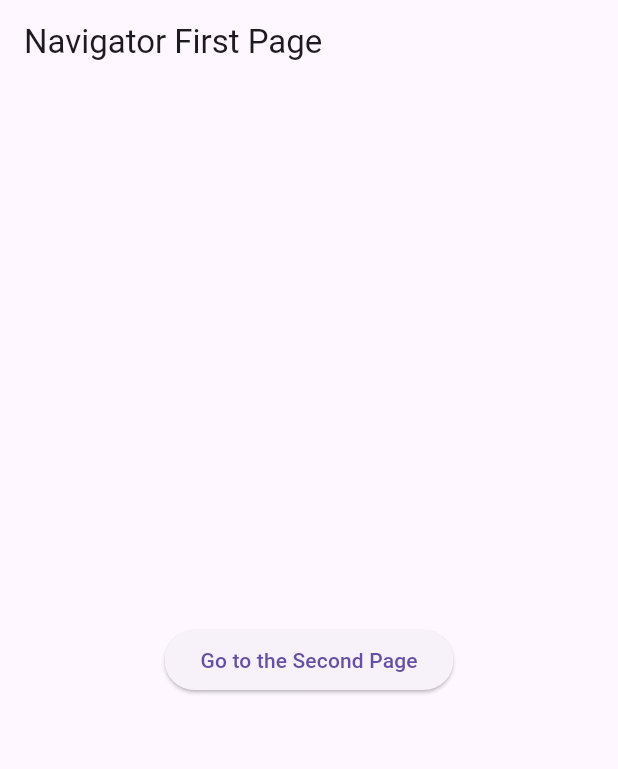
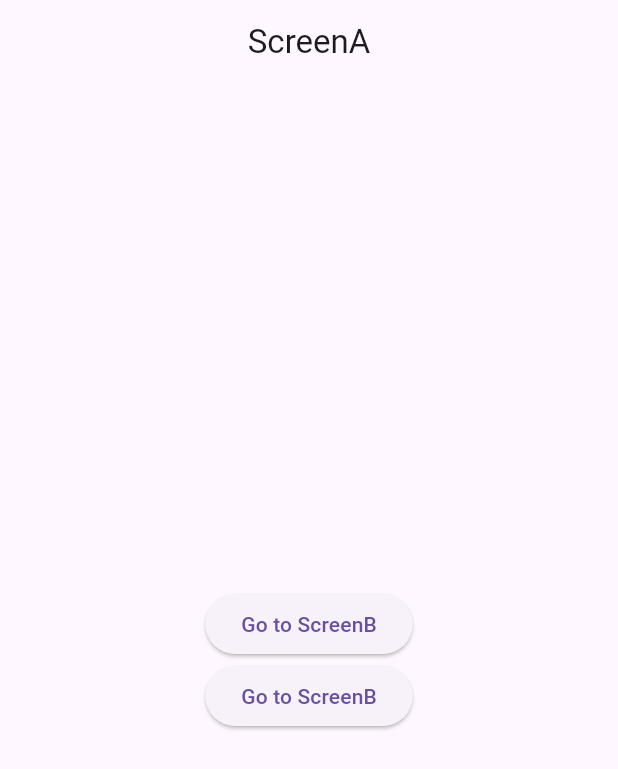
Before and after one commit to dw0124/Flutter_Study, a Flutter app: the screen it shows after launch, on a phone screen of 412 x 824 dp. Shown: the top 769 px of the screen. Run offline on Flutter 3.47's test engine with Material 3 defaults, Android fonts, the phone set to English and light mode, and no system bars; our stand-ins replace fluttertoast.

Commit message:
Navigator와 pushNamed를 사용한 화면 전환

```diff
--- /dev/null
+++ b/lib/Navigator/ScreenA.dart
@@ -0,0 +1,34 @@
+import 'package:flutter/material.dart';
+
+class ScreenA extends StatelessWidget {
+  const ScreenA({super.key});
+
+  @override
+  Widget build(BuildContext context) {
+    return Scaffold(
+      appBar: AppBar(
+        title: Text('ScreenA'),
+        centerTitle: true,
+      ),
+      body: Center(
+          child: Column(
+            mainAxisAlignment: MainAxisAlignment.center,
+            children: [
+              ElevatedButton(
+                child: Text('Go to ScreenB'),
+                onPressed: () {
+                  Navigator.pushNamed(context, '/b');
+                },
+              ),
+              ElevatedButton(
+                child: Text('Go to ScreenB'),
+                onPressed: () {
+                  Navigator.pushNamed(context, '/c');
+                },
+              ),
+            ],
+          )
+      ),
+    );
+  }
+}
--- /dev/null
+++ b/lib/Navigator/ScreenB.dart
@@ -0,0 +1,17 @@
+import 'package:flutter/material.dart';
+
+class ScreenB extends StatelessWidget {
+  const ScreenB({super.key});
+
+  @override
+  Widget build(BuildContext context) {
+    return Scaffold(
+      appBar: AppBar(
+        title: Text('ScreenB'),
+      ),
+      body: Center(
+        child: Text('ScreenB'),
+      ),
+    );
+  }
+}
--- /dev/null
+++ b/lib/Navigator/myNavigator.dart
@@ -0,0 +1,45 @@
+import 'package:flutter/material.dart';
+import 'package:start_flutter/Navigator/ScreenA.dart';
+import 'package:start_flutter/Navigator/ScreenB.dart';
+import 'package:start_flutter/Navigator/ScreenC.dart';
+
+class MyNavigator extends StatelessWidget {
+  const MyNavigator({super.key});
+
+  @override
+  Widget build(BuildContext context) {
+    return MaterialApp(
+      initialRoute: '/',
+      routes: {
+        '/' : (context) => ScreenA(),
+        '/b' : (context) => ScreenB(),
+        '/c' : (context) => ScreenC(),
+      },
+    );
+  }
+}
+
+// class MyNavigator extends StatelessWidget {
+//   const MyNavigator({super.key});
+//
+//   @override
+//   Widget build(BuildContext context) {
+//     return MaterialApp(
+//       home: Builder(
+//         builder: (context) {
+//           return Center(
+//             child: ElevatedButton(
+//                 onPressed: () {
+//                   Navigator.push(
+//                       context,
+//                       MaterialPageRoute(builder: (context) => ScreenA())
+//                   );
+//                 },
+//                 child: Text('Go to ScreenA')
+//             ),
+//           );
+//         }
+//       ),
+//     );
+//   }
+// }
--- a/lib/main.dart
+++ b/lib/main.dart
@@ -4,13 +4,15 @@ import 'package:start_flutter/startAppbar.dart';
 import 'package:start_flutter/startNavigator.dart';
 import 'package:start_flutter/startSnackBar.dart';
 import 'package:start_flutter/startToastMessage.dart';
+import 'package:start_flutter/Navigator/myNavigator.dart';
 
 // void main() => runApp(MyApp());
 // void main() => runApp(BBantoApp());
 // void main() => runApp(StartAppBar());
 // void main() => runApp(StartSnackBar());
 // void main() => runApp(StartToastmessage());
-void main() => runApp(StartNavigator());
+// void main() => runApp(StartNavigator());
+void main() => runApp(MyNavigator());
 
 class MyApp extends StatelessWidget {
 
```
Also changed, not shown: lib/Navigator/ScreenC.dart (added, +17 -0 lines).
